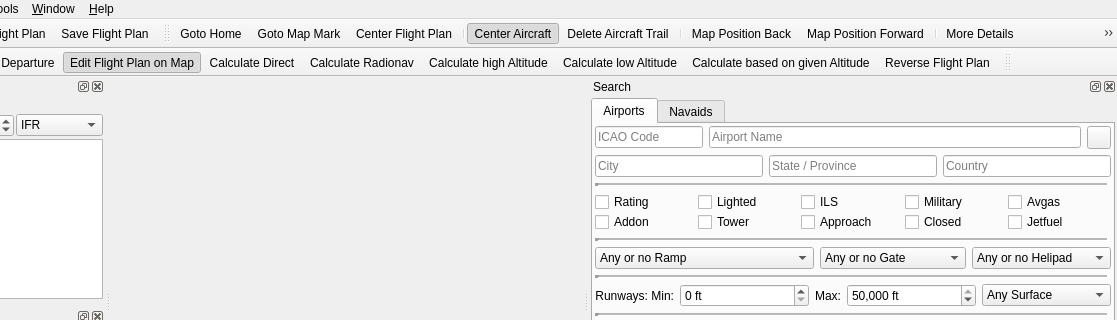
This is src/gui/mainwindow.ui in albar965/littlenavmap as Qt 5 draws it before an edit; both pictures show x 163 to 1280 and y 0 to 320 of the 1280 by 768 pixel window. The edited form follows.
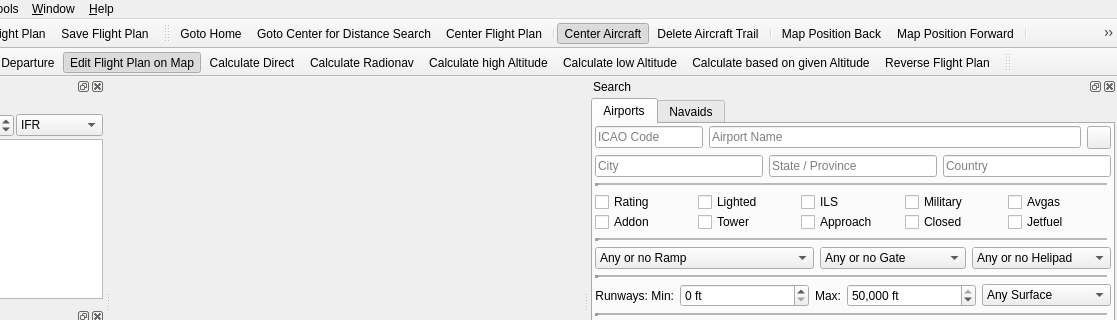
This is the edited form. Icons and pictures are not drawn.

The edit to the form file:
```diff
--- a/src/gui/mainwindow.ui
+++ b/src/gui/mainwindow.ui
@@ -2707,7 +2707,7 @@
      <normaloff>:/littlenavmap/resources/icons/centermark.svg</normaloff>:/littlenavmap/resources/icons/centermark.svg</iconset>
    </property>
    <property name="text">
-    <string>Goto Map Mark</string>
+    <string>Goto Center for Distance Search</string>
    </property>
    <property name="shortcut">
     <string>Ctrl+End</string>
```
Left out of the diff: 99 changed lines with no effect on the pictures.
